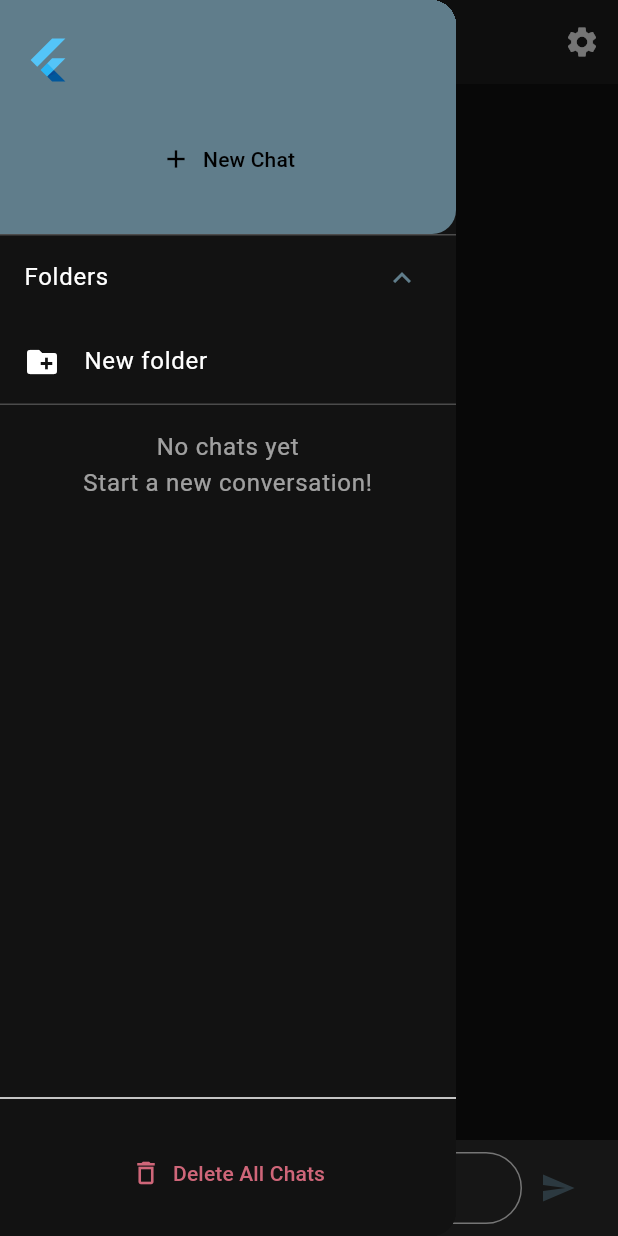
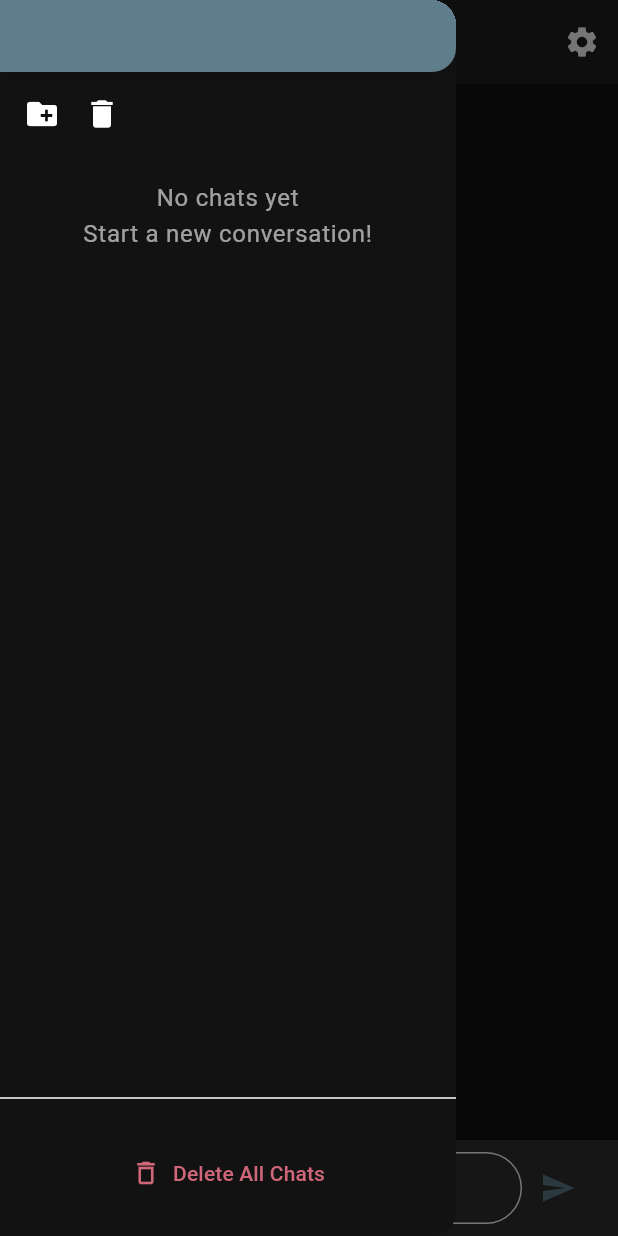
Before and after one commit to Force67/chatfusion, a Flutter app: the screen it shows after launch, with the side drawer open, on a phone screen of 412 x 824 dp. Run offline on Flutter 3.47's test engine with Material 3 defaults, Android fonts, the phone set to English and light mode, and no system bars; our stand-ins replace bloc, cached_network_image, file_picker, flutter_bloc, flutter_cache_manager, flutter_svg and 3 more; missing offline and left inert: latext; accounts and stored records are empty.

Commit message:
wip: better folder UX

```diff
--- a/app/lib/database/chat_collection.dart
+++ b/app/lib/database/chat_collection.dart
@@ -11,6 +11,7 @@ class ChatCollection {
     try {
       return await db.insert('chats', {
         'title': chat.title,
+        'folder_id': chat.folderId,
         'model_id': chat.modelId,
         'created_at': chat.createdAt.toIso8601String(),
         'params': jsonEncode(chat.modelSettings),
--- a/app/lib/database/local_db.dart
+++ b/app/lib/database/local_db.dart
@@ -1,6 +1,7 @@
 import 'package:flutter/foundation.dart';
 import 'package:monkeychat/database/folder_collection.dart';
 import 'package:monkeychat/database/message_collection.dart';
+import 'package:monkeychat/models/folder.dart';
 import 'package:sqflite/sqflite.dart';
 import 'package:path/path.dart';
 import '../models/llm.dart';
@@ -33,16 +34,16 @@ class LocalDb {
     return _chatCollection!;
   }
 
+  Future<MessageCollection> get messages async {
+    final db = _cachedDb ?? await database;
+    _messageCollection ??= MessageCollection(db);
+    return _messageCollection!;
+  }
+
   Future<FolderCollection> get folders async {
     final db = _cachedDb ?? await database;
     _folderCollection ??= FolderCollection(db);
     return _folderCollection!;
-  }
-
-  Future<MessageCollection> get messages async {
-    final db = _cachedDb ?? await database;
-    _messageCollection ??= MessageCollection(db);
-    return _messageCollection!;
   }
 
   Future<Database> _initDatabase() async {
@@ -64,28 +65,20 @@ class LocalDb {
   }
 
   Future<void> _onCreate(Database db, int version) async {
+    // Parent_id is optional
     await db.execute('''
-    CREATE TABLE folders(
-      id INTEGER PRIMARY KEY AUTOINCREMENT,
-      name TEXT NOT NULL,
-      created_at TEXT NOT NULL
-    );
-  ''');
-
-    await db.execute('''
-    CREATE TABLE folders_to_chats(
-      folder_id INTEGER NOT NULL,
-      chat_id INTEGER NOT NULL,
-      created_at TEXT NOT NULL,
-      PRIMARY KEY (folder_id, chat_id),
-      FOREIGN KEY (folder_id) REFERENCES folders(id) ON DELETE CASCADE,
-      FOREIGN KEY (chat_id) REFERENCES chats(id) ON DELETE CASCADE
-    );
+      CREATE TABLE folders(
+        id INTEGER PRIMARY KEY AUTOINCREMENT,
+        parent_id INTEGER,
+        name TEXT NOT NULL,
+        created_at TEXT NOT NULL
+      );
     ''');
 
     await db.execute('''
       CREATE TABLE chats(
         id INTEGER PRIMARY KEY AUTOINCREMENT,
+        folder_id INTEGER NOT NULL,
         title TEXT NOT NULL,
         model_id TEXT NOT NULL,
         created_at TEXT NOT NULL,
@@ -124,6 +117,7 @@ class LocalDb {
       );
     ''');
 
+    // Models are cached for offline use based on the initial provided data
     await db.execute('''
       CREATE TABLE cached_models(
         model_id TEXT PRIMARY KEY,
@@ -131,15 +125,15 @@ class LocalDb {
         cached_at TEXT NOT NULL
       );
     ''');
+
     if (kDebugMode) {
-      print("CREATED THE DB");
+      print("Created database tables");
     }
   }
 
   Future<void> _onUpgrade(Database db, int oldVersion, int newVersion) async {
     if (oldVersion < 3) {
       // Proper migration to version 3
-      await db.execute('DROP TABLE IF EXISTS folders_to_chats');
       await db.execute('DROP TABLE IF EXISTS folders');
 
       await db.execute('''
@@ -147,17 +141,6 @@ class LocalDb {
           id INTEGER PRIMARY KEY AUTOINCREMENT,
           name TEXT NOT NULL,
           created_at TEXT NOT NULL
-        );
-      ''');
-
-      await db.execute('''
-        CREATE TABLE folders_to_chats(
-          folder_id INTEGER NOT NULL,
-          chat_id INTEGER NOT NULL,
-          created_at TEXT NOT NULL,
-          PRIMARY KEY (folder_id, chat_id),
-          FOREIGN KEY (folder_id) REFERENCES folders(id) ON DELETE CASCADE,
-          FOREIGN KEY (chat_id) REFERENCES chats(id) ON DELETE CASCADE
         );
       ''');
     }
@@ -168,9 +151,6 @@ class LocalDb {
     //TODO: replace Placeholder boolean and actual implementation in GUI
     final db = await instance.database;
     await db.transaction((txn) async {
-      // 1. Crucially, remove all folder relationships first
-      await txn.delete('folders_to_chats');
-
       // 2. Delete all chats and messages
       await txn.delete('chats');
       await txn.delete('messages');
@@ -189,8 +169,6 @@ class LocalDb {
     await db.transaction((txn) async {
       await txn.delete('chats');
       await txn.delete('messages');
-      await txn
-          .delete('folders_to_chats'); // Crucial: remove folder relationships
     });
   }
 
--- a/app/lib/models/chat.dart
+++ b/app/lib/models/chat.dart
@@ -2,6 +2,11 @@ import 'dart:convert';
 
 class Chat {
   final int id;
+
+  // A chat always belongs to a folder. If none is specified by the UI it gets added
+  // to the default folder (Id 0)
+  final int folderId;
+
   final String title;
   final String modelId;
   final DateTime createdAt;
@@ -13,6 +18,7 @@ class Chat {
 
   Chat({
     required this.id,
+    required this.folderId,
     required this.title,
     required this.modelId,
     required this.createdAt,
@@ -23,6 +29,7 @@ class Chat {
     try {
       return Chat(
         id: map['id'] as int,
+        folderId: map['folder_id'] as int,
         title: map['title'] as String,
         modelId: map['model_id'] as String,
         createdAt: DateTime.parse(map['created_at'] as String),
@@ -36,6 +43,7 @@ class Chat {
   Map<String, dynamic> toMap() {
     return {
       'id': id,
+      'folder_id': folderId,
       'title': title,
       'model_id': modelId,
       'created_at': createdAt.toIso8601String(),
--- a/app/lib/models/folder.dart
+++ b/app/lib/models/folder.dart
@@ -1,13 +1,23 @@
 class Folder {
-  int? id; // Nullable because it's autoincrement
+  // Nullable because it's autoincrement
+  int? id;
+
+  // Folders are nestable, so we need to keep track of the parent folder
+  int? parentId;
+
   String name;
   DateTime createdAt;
 
-  Folder({this.id, required this.name, required this.createdAt});
+  Folder(
+      {this.id,
+      required this.parentId,
+      required this.name,
+      required this.createdAt});
 
   Map<String, dynamic> toMap() {
     return {
       'id': id,
+      'parent_id': parentId ?? 0,
       'name': name,
       'created_at': createdAt.toIso8601String(),
     };
@@ -16,6 +26,7 @@ class Folder {
   factory Folder.fromMap(Map<String, dynamic> map) {
     return Folder(
       id: map['id'],
+      parentId: map['parent_id'],
       name: map['name'],
       createdAt: DateTime.parse(map['created_at']),
     );
--- a/app/lib/widgets/chat_list_sidebar.dart
+++ b/app/lib/widgets/chat_list_sidebar.dart
@@ -7,7 +7,7 @@ import '../models/folder.dart';
 class ChatListSidebar extends StatefulWidget {
   final int? currentChatId;
   final Function(int) onChatSelected;
-  final Function() onNewChat;
+  final Function(Folder) onNewChat;
   final Function() onDeleteAllChats;
   final Future<LLModel?> Function(String) getModelForChat;
 
@@ -37,6 +37,11 @@ class _ChatListSidebarState extends State<ChatListSidebar> {
   Future<void> _loadFolders() async {
     final folderColl = await LocalDb.instance.folders;
     _folders = await folderColl.getFolders();
+    for (final folder in _folders) {
+      if (folder.id != null) {
+        print("Folder: ${folder.id} ${folder.name}");
+      }
+    }
     setState(() {});
   }
 
@@ -86,11 +91,12 @@ class _ChatListSidebarState extends State<ChatListSidebar> {
                 final folderName = folderNameController.text.trim();
                 if (folderName.isNotEmpty) {
                   final newFolder = Folder(
+                    parentId: 0,
                     name: folderName,
                     createdAt: DateTime.now(),
                   );
                   final folderColl = await LocalDb.instance.folders;
-                  await folderColl.insertFolder(newFolder);
+                  await folderColl.add(newFolder);
                   await _loadFolders();
                   Navigator.of(context).pop();
                 }
@@ -121,6 +127,24 @@ class _ChatListSidebarState extends State<ChatListSidebar> {
           crossAxisAlignment: CrossAxisAlignment.stretch,
           children: [
             _buildHeader(context),
+            Row(
+              children: [
+                SizedBox(
+                  width: 40,
+                  child: ListTile(
+                    leading: const Icon(Icons.create_new_folder),
+                    onTap: () => _createFolder(context),
+                  ),
+                ),
+                SizedBox(
+                  width: 40,
+                  child: ListTile(
+                    leading: const Icon(Icons.delete),
+                    onTap: () => _createFolder(context),
+                  ),
+                ),
+              ],
+            ),
             _buildFolderList(context),
             _buildChatList(context),
             const Divider(),
@@ -139,54 +163,45 @@ class _ChatListSidebarState extends State<ChatListSidebar> {
         borderRadius: const BorderRadius.only(
           bottomRight: Radius.circular(16),
         ),
+        boxShadow: [
+          // Add a subtle shadow
+          BoxShadow(
+            color:
+                Colors.black.withOpacity(0.1), // Shadow color and transparency
+            spreadRadius: 2,
+            blurRadius: 6,
+            offset: const Offset(0, 3), // changes position of shadow
+          ),
+        ],
       ),
       child: Column(
         crossAxisAlignment: CrossAxisAlignment.start,
-        children: [
-          Row(
-            children: [
-              const FlutterLogo(size: 32),
-              const SizedBox(width: 12),
-              Text(
-                'MonkeyChat',
-                style: Theme.of(context).textTheme.titleLarge?.copyWith(
-                      fontWeight: FontWeight.bold,
-                      color: Theme.of(context).colorScheme.primary,
-                    ),
-              ),
-            ],
-          ),
-          const SizedBox(height: 24),
-          SizedBox(
-            width: double.infinity,
-            child: FilledButton.icon(
-              icon: const Icon(Icons.add, size: 20),
-              label: const Text('New Chat'),
-              onPressed: widget.onNewChat,
-              style: FilledButton.styleFrom(
-                padding: const EdgeInsets.symmetric(vertical: 16),
-                shape: RoundedRectangleBorder(
-                  borderRadius: BorderRadius.circular(12),
-                ),
-              ),
-            ),
-          ),
-        ],
+        children: [],
       ),
     );
   }
 
   Widget _buildFolderList(BuildContext context) {
-    return ExpansionTile(
-      title: const Text('Folders'),
-      initiallyExpanded: true,
+    return Column(
+      crossAxisAlignment: CrossAxisAlignment.start,
       children: [
         ..._folders.map((folder) => ListTile(
               title: Text(folder.name),
               leading: _selectedFolderId == folder.id
                   ? const Icon(Icons.folder)
                   : const Icon(Icons.folder_open),
-              trailing: PopupMenuButton(
+              trailing: Row(
+                // Wrap the existing PopupMenuButton and a SizedBox in a Row
+                mainAxisSize: MainAxisSize
+                    .min, // Important: Makes the Row take up only as much space as its children
+                children: [
+                  IconButton(
+                      onPressed: () {
+                        // Important: Wrap the call in a function
+                        widget.onNewChat(folder); // Call the function here
+                      },
+                      icon: const Icon(Icons.add)),
+                  PopupMenuButton(
                     itemBuilder: (context) => [
                       const PopupMenuItem(
                         value: 'rename',
@@ -205,6 +220,8 @@ class _ChatListSidebarState extends State<ChatListSidebar> {
                       }
                     },
                   ),
+                ],
+              ),
               onTap: () {
                 setState(() {
                   _selectedFolderId =
@@ -212,11 +229,6 @@ class _ChatListSidebarState extends State<ChatListSidebar> {
                 });
               },
             )),
-        ListTile(
-          leading: const Icon(Icons.create_new_folder),
-          title: const Text('New folder'),
-          onTap: () => _createFolder(context),
-        ),
       ],
     );
   }
@@ -238,12 +250,13 @@ class _ChatListSidebarState extends State<ChatListSidebar> {
               final newName = controller.text.trim();
               if (newName.isNotEmpty) {
                 final updatedFolder = Folder(
+                  parentId: 0,
                   id: folder.id,
                   name: newName,
                   createdAt: folder.createdAt,
                 );
                 final folderColl = await LocalDb.instance.folders;
-                await folderColl.updateFolder(updatedFolder);
+                await folderColl.update(updatedFolder);
                 await _loadFolders();
                 if (mounted) Navigator.pop(context);
               }
```
Also changed, not shown: app/lib/database/folder_collection.dart (+102 -172 lines), app/lib/screens/chat/chat_cubit.dart (+4 -3 lines), app/lib/screens/chat/chat_screen.dart (+7 -4 lines), 1 other file. Lines whose indentation alone changed are shown as unchanged.
